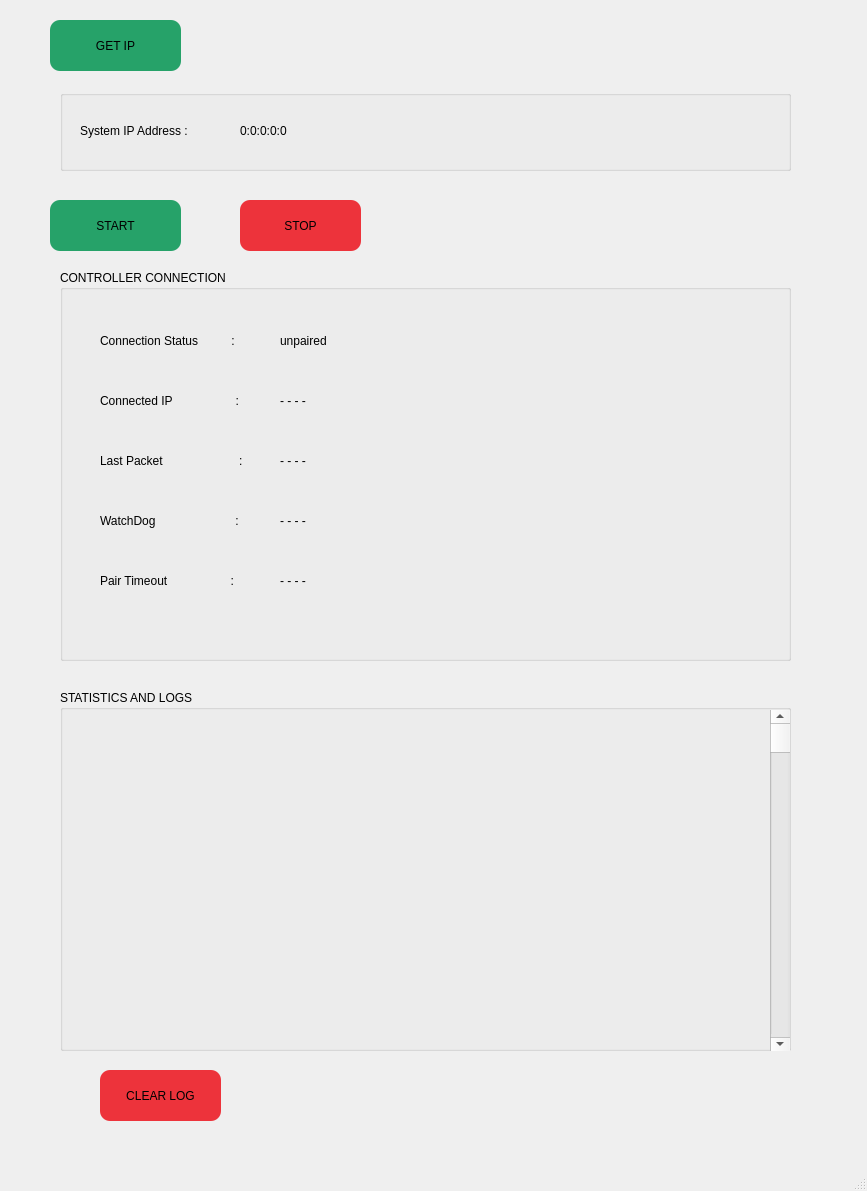
Before: the Qt Designer form gui/mainwindow.ui in Prashanth-DevO/Virtual_Remote_software_Linux, drawn with Qt 5.
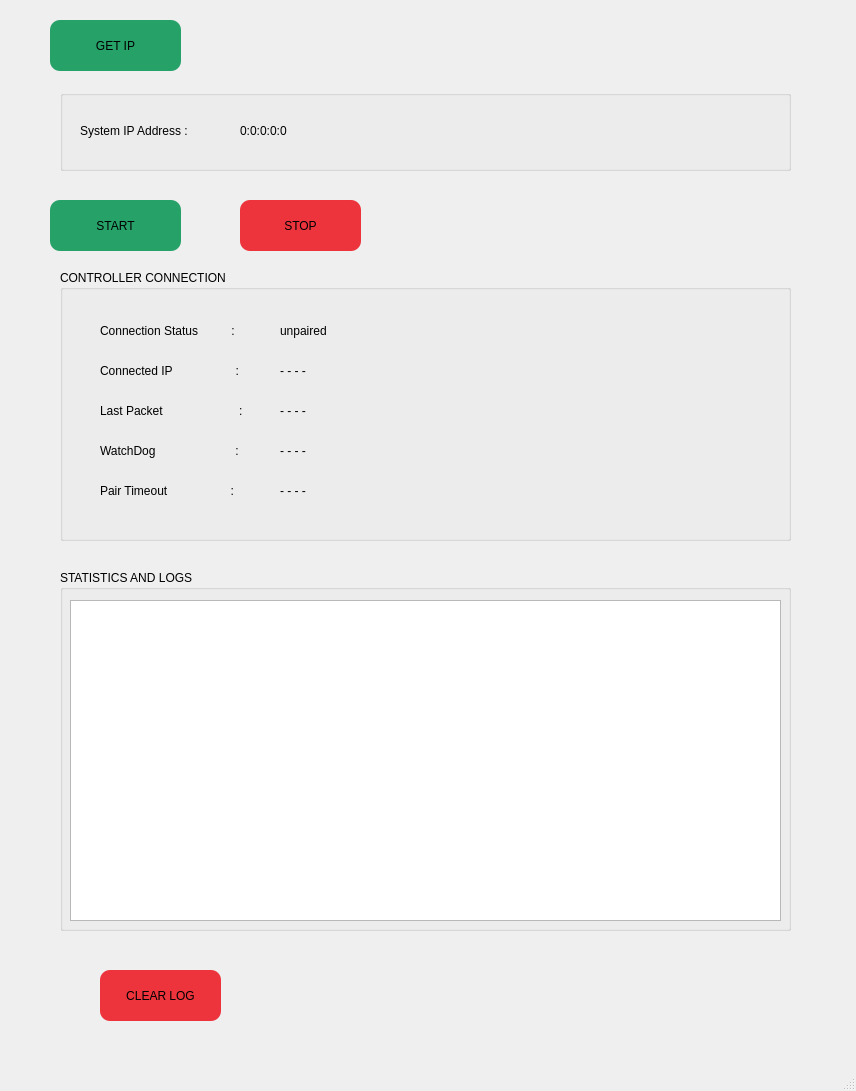
After: the same form once the commit is applied.

Commit message: Completed basic work to start the server with GUI

Diff of the .ui file:
```diff
--- a/gui/mainwindow.ui
+++ b/gui/mainwindow.ui
@@ -6,8 +6,8 @@
    <rect>
     <x>0</x>
     <y>0</y>
-    <width>867</width>
-    <height>1191</height>
+    <width>856</width>
+    <height>1091</height>
    </rect>
   </property>
   <property name="windowTitle">
@@ -110,7 +110,7 @@
       <x>60</x>
       <y>270</y>
       <width>731</width>
-      <height>391</height>
+      <height>271</height>
      </rect>
     </property>
     <property name="title">
@@ -120,7 +120,7 @@
      <property name="geometry">
       <rect>
        <x>40</x>
-       <y>50</y>
+       <y>40</y>
        <width>201</width>
        <height>41</height>
       </rect>
@@ -133,7 +133,7 @@
      <property name="geometry">
       <rect>
        <x>40</x>
-       <y>110</y>
+       <y>80</y>
        <width>201</width>
        <height>41</height>
       </rect>
@@ -146,7 +146,7 @@
      <property name="geometry">
       <rect>
        <x>40</x>
-       <y>170</y>
+       <y>120</y>
        <width>201</width>
        <height>41</height>
       </rect>
@@ -159,7 +159,7 @@
      <property name="geometry">
       <rect>
        <x>40</x>
-       <y>230</y>
+       <y>160</y>
        <width>201</width>
        <height>41</height>
       </rect>
@@ -172,7 +172,7 @@
      <property name="geometry">
       <rect>
        <x>40</x>
-       <y>290</y>
+       <y>200</y>
        <width>201</width>
        <height>41</height>
       </rect>
@@ -185,7 +185,7 @@
      <property name="geometry">
       <rect>
        <x>220</x>
-       <y>50</y>
+       <y>40</y>
        <width>191</width>
        <height>41</height>
       </rect>
@@ -198,7 +198,7 @@
      <property name="geometry">
       <rect>
        <x>220</x>
-       <y>110</y>
+       <y>80</y>
        <width>191</width>
        <height>41</height>
       </rect>
@@ -211,7 +211,7 @@
      <property name="geometry">
       <rect>
        <x>220</x>
-       <y>170</y>
+       <y>120</y>
        <width>191</width>
        <height>41</height>
       </rect>
@@ -224,7 +224,7 @@
      <property name="geometry">
       <rect>
        <x>220</x>
-       <y>230</y>
+       <y>160</y>
        <width>191</width>
        <height>41</height>
       </rect>
@@ -237,7 +237,7 @@
      <property name="geometry">
       <rect>
        <x>220</x>
-       <y>290</y>
+       <y>200</y>
        <width>191</width>
        <height>41</height>
       </rect>
@@ -251,7 +251,7 @@
     <property name="geometry">
      <rect>
       <x>60</x>
-      <y>690</y>
+      <y>570</y>
       <width>731</width>
       <height>361</height>
      </rect>
@@ -259,25 +259,22 @@
     <property name="title">
      <string>STATISTICS AND LOGS</string>
     </property>
-    <widget class="QScrollBar" name="verticalScrollBar">
+    <widget class="QPlainTextEdit" name="logs_text">
      <property name="geometry">
       <rect>
-       <x>710</x>
-       <y>20</y>
-       <width>20</width>
-       <height>341</height>
+       <x>10</x>
+       <y>30</y>
+       <width>711</width>
+       <height>321</height>
       </rect>
      </property>
-     <property name="orientation">
-      <enum>Qt::Orientation::Vertical</enum>
-     </property>
     </widget>
    </widget>
    <widget class="QPushButton" name="clearLogBtn">
     <property name="geometry">
      <rect>
       <x>100</x>
-      <y>1070</y>
+      <y>970</y>
       <width>121</width>
       <height>51</height>
      </rect>
```
Left out of the diff: 2 changed lines with no effect on the pictures. The commit also changes 7 other files.
